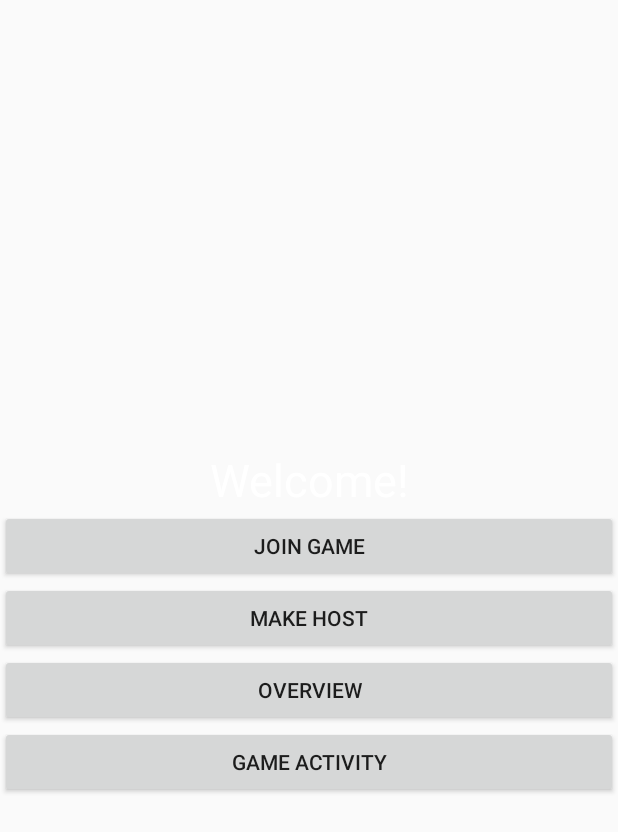
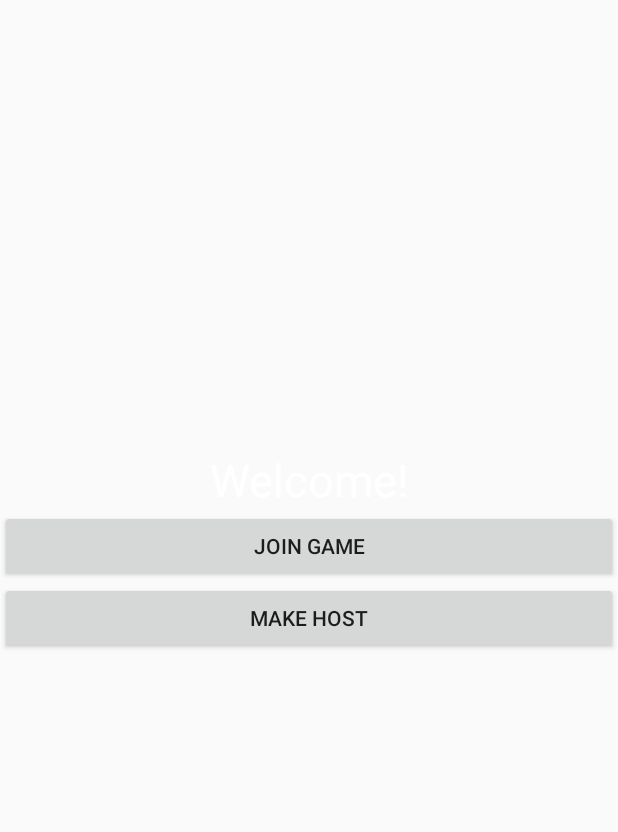
Before and after one commit to kursor1337/Chronicles-of-WWII, an Android app: the layout fragment_launch.xml on its own in the app's theme, with its tools: preview values and no code run, on a phone screen of 412 x 824 dp. Shown: the top 832 px of the screen. Run offline under Robolectric (Android 15) with nearby library versions, the phone set to English and light mode, and no system bars.

Commit message:
Made connection features to work

```diff
--- a/app/src/main/java/com/kypcop/chroniclesofwwii/game/screen/activities/MenuActivity.java
+++ b/app/src/main/java/com/kypcop/chroniclesofwwii/game/screen/activities/MenuActivity.java
@@ -18,7 +18,6 @@ import com.kypcop.chroniclesofwwii.game.screen.fragments.SimpleDialogFragment;
 import com.kypcop.chroniclesofwwii.game.screen.fragments.menuFragments.CreateHostFragment;
 import com.kypcop.chroniclesofwwii.game.screen.fragments.menuFragments.JoinGameFragment;
 import com.kypcop.chroniclesofwwii.game.screen.fragments.menuFragments.LaunchFragment;
-import com.kypcop.chroniclesofwwii.game.screen.fragments.menuFragments.OverviewFragment;
 
 public class MenuActivity extends AppCompatActivity {
 
@@ -70,8 +69,7 @@ public class MenuActivity extends AppCompatActivity {
     @Override
     public void onBackPressed() {
         if(getSupportFragmentManager().findFragmentByTag(CreateHostFragment.class.getName()) != null ||
-                getSupportFragmentManager().findFragmentByTag(JoinGameFragment.class.getName()) != null ||
-                getSupportFragmentManager().findFragmentByTag(OverviewFragment.class.getName()) != null) super.onBackPressed();
+                getSupportFragmentManager().findFragmentByTag(JoinGameFragment.class.getName()) != null) super.onBackPressed();
         else buildMessageQuit();
     }
 
--- a/app/src/main/res/layout/fragment_launch.xml
+++ b/app/src/main/res/layout/fragment_launch.xml
@@ -28,24 +28,4 @@
         android:layout_above="@+id/server"
         android:text="@string/join" />
 
-    <Button
-        android:id="@+id/overview"
-        android:layout_width="match_parent"
-        android:layout_height="wrap_content"
-        android:layout_below="@+id/server"
-        android:layout_marginTop="0dp"
-        android:text="@string/overview">
-
-    </Button>
-
-    <Button
-        android:id="@+id/game_activity"
-        android:layout_width="match_parent"
-        android:layout_height="wrap_content"
-        android:layout_below="@+id/overview"
-        android:layout_marginTop="0dp"
-        android:text="Game Activity">
-
-    </Button>
-
 </RelativeLayout>
```
Also changed, not shown: app/src/main/java/com/kypcop/chroniclesofwwii/game/screen/fragments/menuFragments/LaunchFragment.java (+0 -32 lines), app/src/main/java/com/kypcop/chroniclesofwwii/game/screen/fragments/menuFragments/OverviewFragment.java (deleted, +0 -39 lines).
